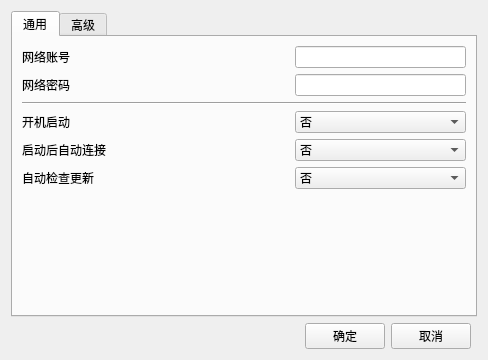
Qt form settingwindow/settingwindow.ui (Mythologyli/ZJU-Connect-for-Windows) before a commit.
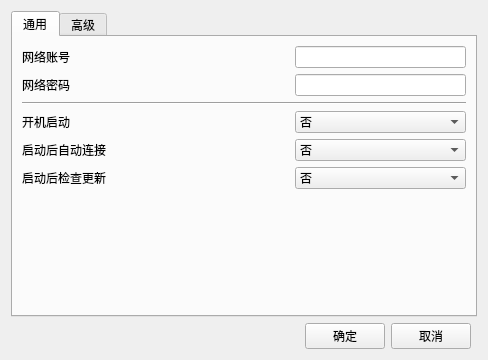
The same form after that commit.

```diff
--- a/settingwindow/settingwindow.ui
+++ b/settingwindow/settingwindow.ui
@@ -77,7 +77,7 @@
        <item row="6" column="0">
         <widget class="QLabel" name="commonTabLable6">
          <property name="text">
-          <string>自动检查更新</string>
+          <string>启动后检查更新</string>
          </property>
         </widget>
        </item>
```
Left out of the diff: 5 changed lines with no effect on the pictures.
